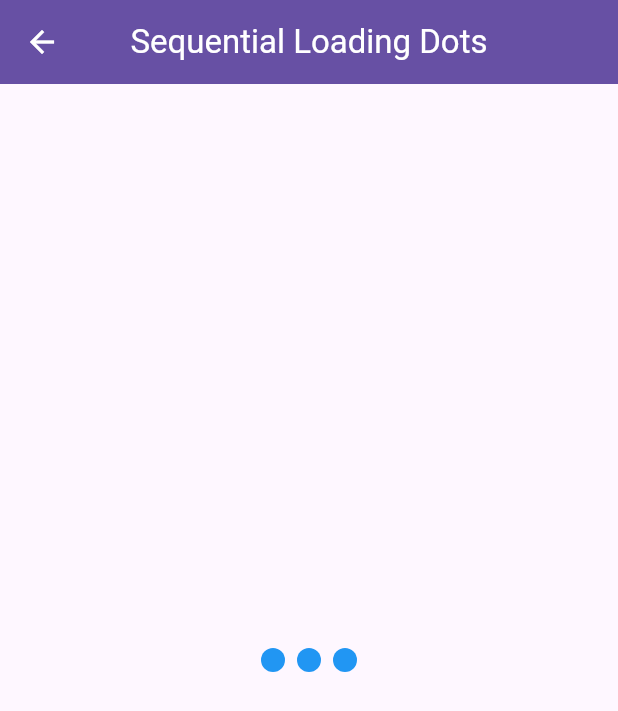
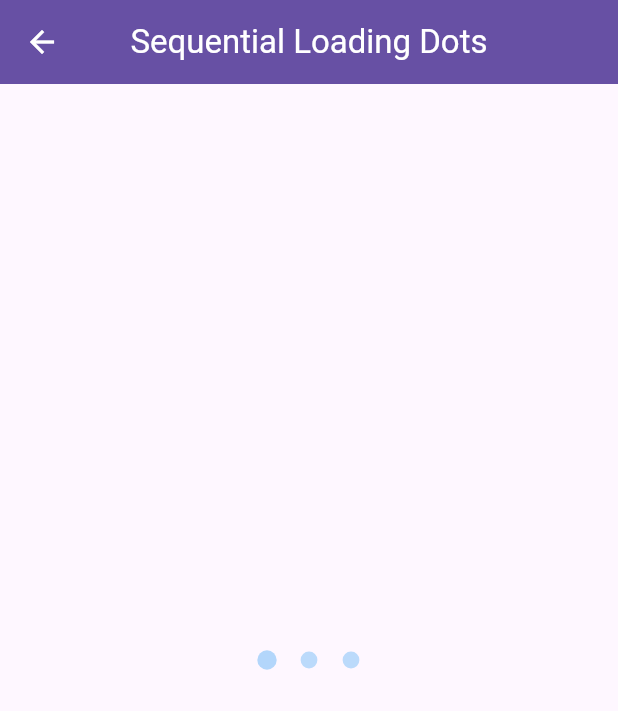
Before and after one commit to Ahmed-Abdelnasser-Dev/ui_challenges, a Flutter app: the screen it shows after launch, after a tap on "Sequential Loading Dots", on a phone screen of 412 x 824 dp. Shown: the top 711 px of the screen. Run offline on Flutter 3.47's test engine with Material 3 defaults, Android fonts, the phone set to English and light mode, and no system bars.

Commit message:
done with Sequential Loading Dots

```diff
--- a/lib/base_app.dart
+++ b/lib/base_app.dart
@@ -1,6 +1,6 @@
 import 'package:flutter/material.dart';
 import 'challanges/physics_playground/physics_playground.dart';
-import 'challanges/squensial_loading_dot/squensial_loading_dots.dart';
+import 'challanges/squensial_loading_dot/sequential_loading_dots.dart';
 import 'challanges/taskmanager/task_manager.dart';
 
 class BaseApp extends StatelessWidget {
@@ -43,7 +43,7 @@ class BaseApp extends StatelessWidget {
               onTap: () {
                 Navigator.of(context).push(
                   MaterialPageRoute(
-                    builder: (_) => SquensialLoadingDots(),
+                    builder: (_) => SequentialLoadingDots(),
                   ),
                 );
               },
--- a/lib/challanges/physics_playground/physics_playground.dart
+++ b/lib/challanges/physics_playground/physics_playground.dart
@@ -107,7 +107,7 @@ class _PhysicsPlaygroundState extends State<PhysicsPlayground> {
 
 
                 // When draggable is dropped correctly
-                onAccept: (receivedColor) {
+                onAcceptWithDetails: (receivedColor) {
                   if (receivedColor == color) {
                     setState(() {
                       isDropped[index] = true;
--- /dev/null
+++ b/lib/challanges/squensial_loading_dot/sequential_loading_dots.dart
@@ -0,0 +1,91 @@
+import 'package:flutter/material.dart';
+
+class SequentialLoadingDots extends StatefulWidget {
+  const SequentialLoadingDots({super.key});
+
+  @override
+  State<SequentialLoadingDots> createState() => _SequentialLoadingDotsState();
+}
+
+class _SequentialLoadingDotsState extends State<SequentialLoadingDots>
+    with SingleTickerProviderStateMixin {
+  late AnimationController _controller;
+  late List<Animation<double>> _dotAnimations;
+  late List<Animation<double>> _opacityAnimations;
+  static const int duration = 1000;
+
+  @override
+  void initState() {
+    super.initState();
+
+    _controller = AnimationController(
+      vsync: this,
+      duration: const Duration(milliseconds: duration),
+    )..repeat();
+
+
+    _dotAnimations = List.generate(3, (index) {
+      final start = (index * 0.3).clamp(0.0, 1.0);
+      final end = (start + 0.5).clamp(0.0, 1.0);
+      return Tween(begin: 0.7, end: 2.0).animate(
+        CurvedAnimation(
+          parent: _controller,
+          curve: Interval(start, end, curve: Curves.easeInOut),
+        ),
+      );
+    });
+
+     _opacityAnimations = List.generate(3, (index) {
+      final start = index * 0.2;
+      final end = (start + 0.6).clamp(0.0, 1.0);
+      return Tween(begin: 0.3, end: 1.0).animate(
+        CurvedAnimation(
+          parent: _controller,
+          curve: Interval(start, end, curve: Curves.easeInOut),
+        ),
+      );
+    });
+  }
+
+
+
+  @override
+  void dispose() {
+    _controller.dispose();
+    super.dispose();
+  }
+
+  @override
+  Widget build(BuildContext context) {
+    return Scaffold(
+      appBar: AppBar(
+        title: const Text("Sequential Loading Dots"),
+        centerTitle: true,
+        backgroundColor: Theme.of(context).colorScheme.primary,
+        foregroundColor: Colors.white,
+      ),
+      body: Center(
+        child: Row(
+          mainAxisSize: MainAxisSize.min,
+          children: List.generate(3, (index) {
+            return FadeTransition(
+              opacity: _opacityAnimations[index],
+              child: ScaleTransition(
+                scale: _dotAnimations[index],
+                child: Container(
+                  margin: const EdgeInsets.symmetric(horizontal: 6),
+                  width: 16,
+                  height: 16,
+                  decoration: const BoxDecoration(
+                    color: Colors.blue,
+                    shape: BoxShape.circle,
+                  ),
+                ),
+              ),
+            );
+          }),
+        ),
+      ),
+    );
+  }
+}
--- a/lib/challanges/squensial_loading_dot/squensial_loading_dots.dart
+++ /dev/null
@@ -1,42 +0,0 @@
-import 'package:flutter/material.dart';
-
-class SquensialLoadingDots extends StatefulWidget {
-  const SquensialLoadingDots({super.key});
-
-  @override
-  State<SquensialLoadingDots> createState() => _SquensialLoadingDotsState();
-}
-
-class _SquensialLoadingDotsState extends State<SquensialLoadingDots> {
-  @override
-  Widget build(BuildContext context) {
-    return Scaffold(
-      appBar: AppBar(
-        title: Text("Sequential Loading Dots"),
-        elevation: 2,
-        backgroundColor: Theme.of(context).colorScheme.primary,
-        centerTitle: true,
-        foregroundColor: Colors.white,
-      ),
-
-      body: Center(
-        child: Row(
-          mainAxisSize: MainAxisSize.min,
-          children: List.generate(3, (index) {
-            return Padding(
-              padding: const EdgeInsets.symmetric(horizontal: 4.0),
-              child: Container(
-                width: 16,
-                height: 16,
-                decoration: BoxDecoration(
-                  color: Colors.blue,
-                  shape: BoxShape.circle,
-                ),
-              ),
-            );
-          }),
-        ),
-      ),
-    );
-  }
-}
```
